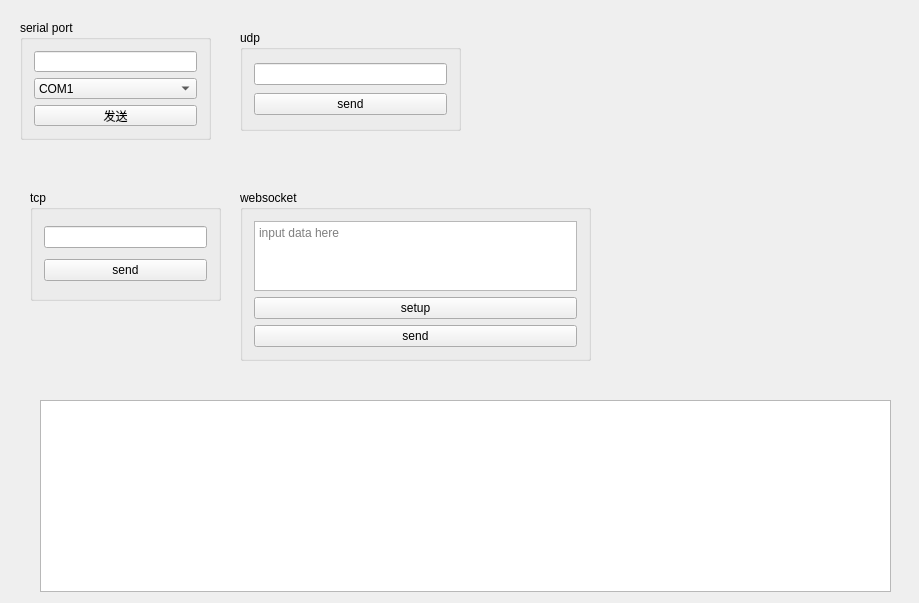
Roy-H/Messager, file MessagerGUI/MessagerGUI/MessagerGUI.ui: the form before one commit.
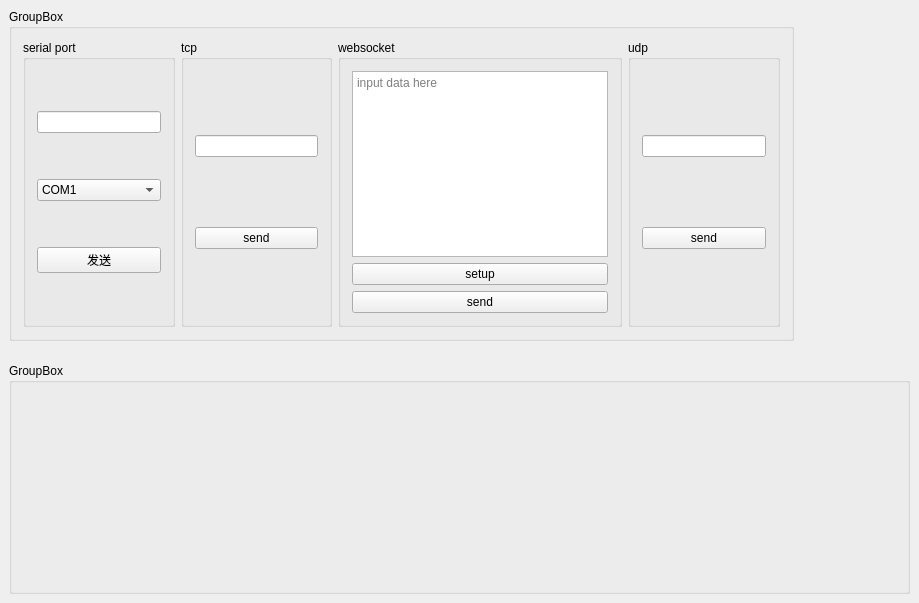
The form after the commit.

Patch:
```diff
--- a/MessagerGUI/MessagerGUI/MessagerGUI.ui
+++ b/MessagerGUI/MessagerGUI/MessagerGUI.ui
@@ -13,15 +13,21 @@
   <property name="windowTitle">
    <string>MessagerGUI</string>
   </property>
+  <widget class="QGroupBox" name="groupBox_5">
+   <property name="geometry">
+    <rect>
+     <x>9</x>
+     <y>9</y>
+     <width>785</width>
+     <height>332</height>
+    </rect>
+   </property>
+   <property name="title">
+    <string>GroupBox</string>
+   </property>
+   <layout class="QHBoxLayout" name="horizontalLayout">
+    <item>
   <widget class="QGroupBox" name="groupBox">
-   <property name="geometry">
-    <rect>
-     <x>20</x>
-     <y>20</y>
-     <width>191</width>
-     <height>120</height>
-    </rect>
-   </property>
    <property name="title">
     <string>serial port</string>
    </property>
@@ -62,40 +68,9 @@
     </item>
    </layout>
   </widget>
-  <widget class="QGroupBox" name="groupBox_2">
-   <property name="geometry">
-    <rect>
-     <x>240</x>
-     <y>30</y>
-     <width>221</width>
-     <height>101</height>
-    </rect>
-   </property>
-   <property name="title">
-    <string>udp</string>
-   </property>
-   <layout class="QVBoxLayout" name="verticalLayout_2">
-    <item>
-     <widget class="QLineEdit" name="udp_input"/>
     </item>
     <item>
-     <widget class="QPushButton" name="udp_send_btn">
-      <property name="text">
-       <string>send</string>
-      </property>
-     </widget>
-    </item>
-   </layout>
-  </widget>
   <widget class="QGroupBox" name="groupBox_3">
-   <property name="geometry">
-    <rect>
-     <x>30</x>
-     <y>190</y>
-     <width>191</width>
-     <height>111</height>
-    </rect>
-   </property>
    <property name="title">
     <string>tcp</string>
    </property>
@@ -112,25 +87,9 @@
     </item>
    </layout>
   </widget>
-  <widget class="QTableView" name="tableView">
-   <property name="geometry">
-    <rect>
-     <x>40</x>
-     <y>400</y>
-     <width>851</width>
-     <height>192</height>
-    </rect>
-   </property>
-  </widget>
+    </item>
+    <item>
   <widget class="QGroupBox" name="groupBox_4">
-   <property name="geometry">
-    <rect>
-     <x>240</x>
-     <y>190</y>
-     <width>351</width>
-     <height>171</height>
-    </rect>
-   </property>
    <property name="title">
     <string>websocket</string>
    </property>
@@ -160,6 +119,47 @@
      </widget>
     </item>
    </layout>
+     </widget>
+    </item>
+    <item>
+     <widget class="QGroupBox" name="groupBox_2">
+      <property name="title">
+       <string>udp</string>
+      </property>
+      <layout class="QVBoxLayout" name="verticalLayout_2">
+       <item>
+        <widget class="QLineEdit" name="udp_input"/>
+       </item>
+       <item>
+        <widget class="QPushButton" name="udp_send_btn">
+         <property name="text">
+          <string>send</string>
+         </property>
+        </widget>
+       </item>
+      </layout>
+     </widget>
+    </item>
+   </layout>
+  </widget>
+  <widget class="QGroupBox" name="groupBox_info">
+   <property name="geometry">
+    <rect>
+     <x>9</x>
+     <y>363</y>
+     <width>901</width>
+     <height>231</height>
+    </rect>
+   </property>
+   <property name="minimumSize">
+    <size>
+     <width>0</width>
+     <height>16</height>
+    </size>
+   </property>
+   <property name="title">
+    <string>GroupBox</string>
+   </property>
   </widget>
  </widget>
  <layoutdefault spacing="6" margin="11"/>
```
Lines whose indentation alone changed are shown as unchanged.
